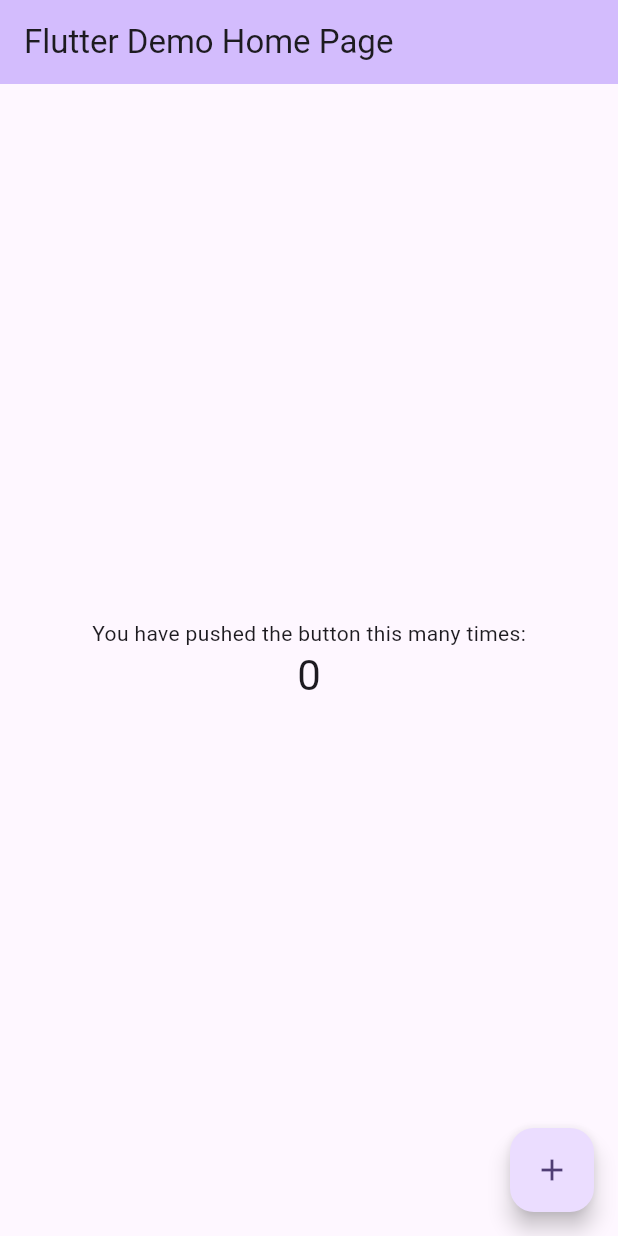
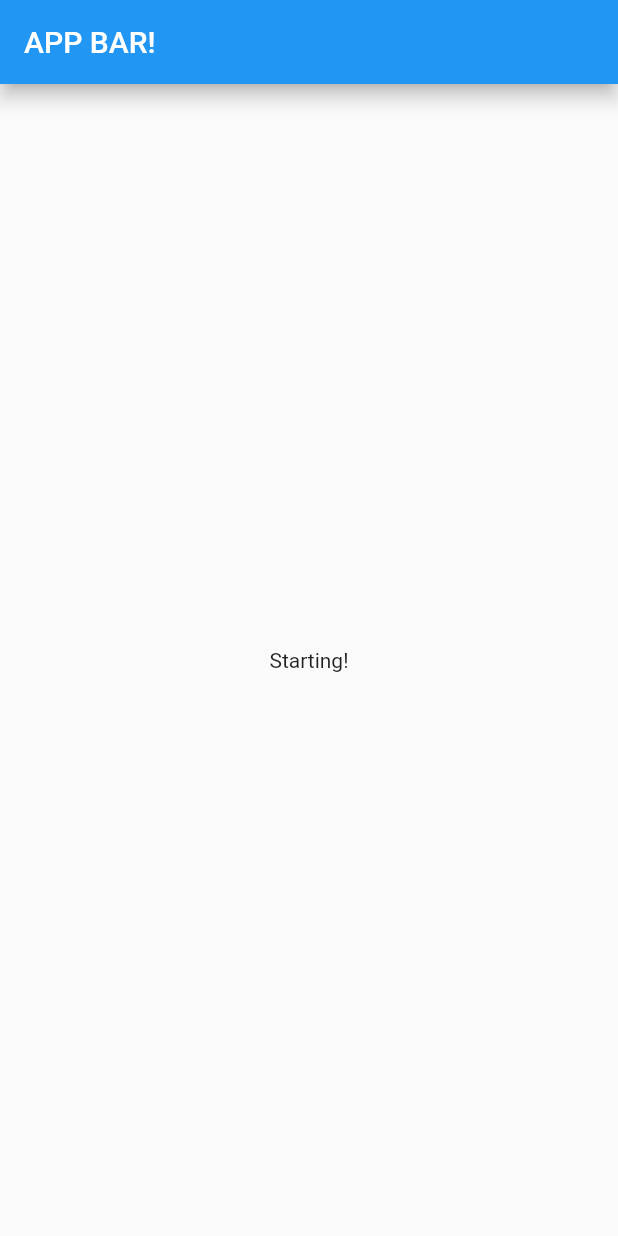
Before and after one commit to KJYoung/minor_projects, a Flutter app: the screen it shows after launch, on a phone screen of 412 x 824 dp. Run offline on Flutter 3.47's test engine with Material 2 defaults, Android fonts, the phone set to English and light mode, and no system bars.

Commit message:
[Flutter] Basics 1

```diff
--- a/DartBasics/DartBasic6.dart
+++ b/DartBasics/DartBasic6.dart
@@ -13,6 +13,11 @@ String sayHello2(String name, int age, [String? country]) {
   return '';
 }
 
+List<Map<String, String>> ss = [
+  {"term": "wordA", "definition": "AAA"},
+  {"term": "wordB", "definition": "BBB"}
+];
+
 /* Long Comment */
 void main() {
   print("Hello, World!"); // Comment.
--- a/FlutterBasics/webtoonv/lib/main.dart
+++ b/FlutterBasics/webtoonv/lib/main.dart
@@ -1,125 +1,27 @@
 import 'package:flutter/material.dart';
 
 void main() {
-  runApp(const MyApp());
+  runApp(const App());
 }
 
-class MyApp extends StatelessWidget {
-  const MyApp({super.key});
+class App extends StatelessWidget {
+  const App({super.key});
 
-  // This widget is the root of your application.
   @override
   Widget build(BuildContext context) {
     return MaterialApp(
-      title: 'Flutter Demo',
-      theme: ThemeData(
-        // This is the theme of your application.
-        //
-        // TRY THIS: Try running your application with "flutter run". You'll see
-        // the application has a blue toolbar. Then, without quitting the app,
-        // try changing the seedColor in the colorScheme below to Colors.green
-        // and then invoke "hot reload" (save your changes or press the "hot
-        // reload" button in a Flutter-supported IDE, or press "r" if you used
-        // the command line to start the app).
-        //
-        // Notice that the counter didn't reset back to zero; the application
-        // state is not lost during the reload. To reset the state, use hot
-        // restart instead.
-        //
-        // This works for code too, not just values: Most code changes can be
-        // tested with just a hot reload.
-        colorScheme: ColorScheme.fromSeed(seedColor: Colors.deepPurple),
-        useMaterial3: true,
+      home: Scaffold(
+        appBar: AppBar(
+          title: const Text(
+            "APP BAR!",
+            maxLines: 1,
+          ),
+          elevation: 5,
+        ),
+        body: const Center(
+          child: Text("Starting!"),
+        ),
       ),
-      home: const MyHomePage(title: 'Flutter Demo Home Page'),
     );
   }
 }
-
-class MyHomePage extends StatefulWidget {
-  const MyHomePage({super.key, required this.title});
-
-  // This widget is the home page of your application. It is stateful, meaning
-  // that it has a State object (defined below) that contains fields that affect
-  // how it looks.
-
-  // This class is the configuration for the state. It holds the values (in this
-  // case the title) provided by the parent (in this case the App widget) and
-  // used by the build method of the State. Fields in a Widget subclass are
-  // always marked "final".
-
-  final String title;
-
-  @override
-  State<MyHomePage> createState() => _MyHomePageState();
-}
-
-class _MyHomePageState extends State<MyHomePage> {
-  int _counter = 0;
-
-  void _incrementCounter() {
-    setState(() {
-      // This call to setState tells the Flutter framework that something has
-      // changed in this State, which causes it to rerun the build method below
-      // so that the display can reflect the updated values. If we changed
-      // _counter without calling setState(), then the build method would not be
-      // called again, and so nothing would appear to happen.
-      _counter++;
-    });
-  }
-
-  @override
-  Widget build(BuildContext context) {
-    // This method is rerun every time setState is called, for instance as done
-    // by the _incrementCounter method above.
-    //
-    // The Flutter framework has been optimized to make rerunning build methods
-    // fast, so that you can just rebuild anything that needs updating rather
-    // than having to individually change instances of widgets.
-    return Scaffold(
-      appBar: AppBar(
-        // TRY THIS: Try changing the color here to a specific color (to
-        // Colors.amber, perhaps?) and trigger a hot reload to see the AppBar
-        // change color while the other colors stay the same.
-        backgroundColor: Theme.of(context).colorScheme.inversePrimary,
-        // Here we take the value from the MyHomePage object that was created by
-        // the App.build method, and use it to set our appbar title.
-        title: Text(widget.title),
-      ),
-      body: Center(
-        // Center is a layout widget. It takes a single child and positions it
-        // in the middle of the parent.
-        child: Column(
-          // Column is also a layout widget. It takes a list of children and
-          // arranges them vertically. By default, it sizes itself to fit its
-          // children horizontally, and tries to be as tall as its parent.
-          //
-          // Column has various properties to control how it sizes itself and
-          // how it positions its children. Here we use mainAxisAlignment to
-          // center the children vertically; the main axis here is the vertical
-          // axis because Columns are vertical (the cross axis would be
-          // horizontal).
-          //
-          // TRY THIS: Invoke "debug painting" (choose the "Toggle Debug Paint"
-          // action in the IDE, or press "p" in the console), to see the
-          // wireframe for each widget.
-          mainAxisAlignment: MainAxisAlignment.center,
-          children: <Widget>[
-            const Text(
-              'You have pushed the button this many times:',
-            ),
-            Text(
-              '$_counter',
-              style: Theme.of(context).textTheme.headlineMedium,
-            ),
-          ],
-        ),
-      ),
-      floatingActionButton: FloatingActionButton(
-        onPressed: _incrementCounter,
-        tooltip: 'Increment',
-        child: const Icon(Icons.add),
-      ), // This trailing comma makes auto-formatting nicer for build methods.
-    );
-  }
-}
```
Also changed, not shown: 1 other file.
